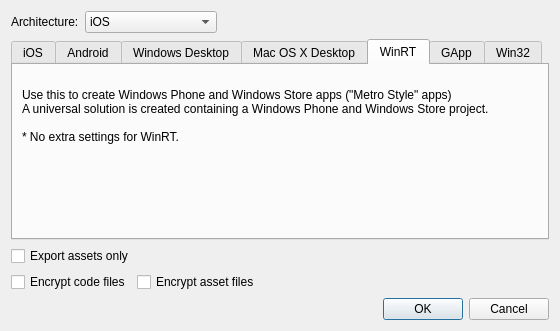
Old version of the form ui/exportprojectdialog.ui in the repository gideros/gideros.
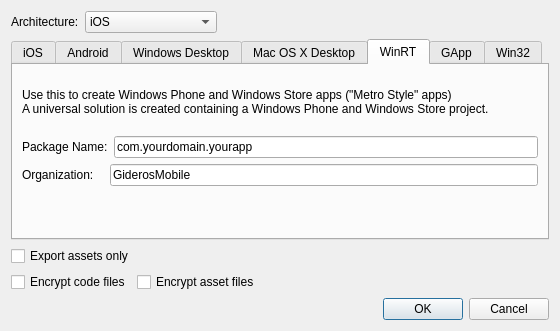
New version of the form. The open tabs and pages were chosen to show the change.

```diff
--- a/ui/exportprojectdialog.ui
+++ b/ui/exportprojectdialog.ui
@@ -361,14 +361,49 @@
           <string>
 Use this to create Windows Phone and Windows Store apps (&quot;Metro Style&quot; apps)
 A universal solution is created containing a Windows Phone and Windows Store project.
-
-* No extra settings for WinRT.</string>
+</string>
          </property>
          <property name="wordWrap">
           <bool>true</bool>
          </property>
         </widget>
        </item>
+       <item>
+        <layout class="QHBoxLayout" name="horizontalLayout_3">
+         <item>
+          <widget class="QLabel" name="label">
+           <property name="text">
+            <string>Package Name:</string>
+           </property>
+          </widget>
+         </item>
+         <item>
+          <widget class="QLineEdit" name="winrt_package">
+           <property name="text">
+            <string>com.yourdomain.yourapp</string>
+           </property>
+          </widget>
+         </item>
+        </layout>
+       </item>
+       <item>
+        <layout class="QHBoxLayout" name="horizontalLayout_3">
+         <item>
+          <widget class="QLabel" name="label">
+           <property name="text">
+            <string>Organization:   </string>
+           </property>
+          </widget>
+         </item>
+         <item>
+          <widget class="QLineEdit" name="winrt_org">
+           <property name="text">
+            <string>GiderosMobile</string>
+           </property>
+          </widget>
+         </item>
+        </layout>
+       </item>
        <item>
         <spacer name="verticalSpacer1">
          <property name="orientation">
```
